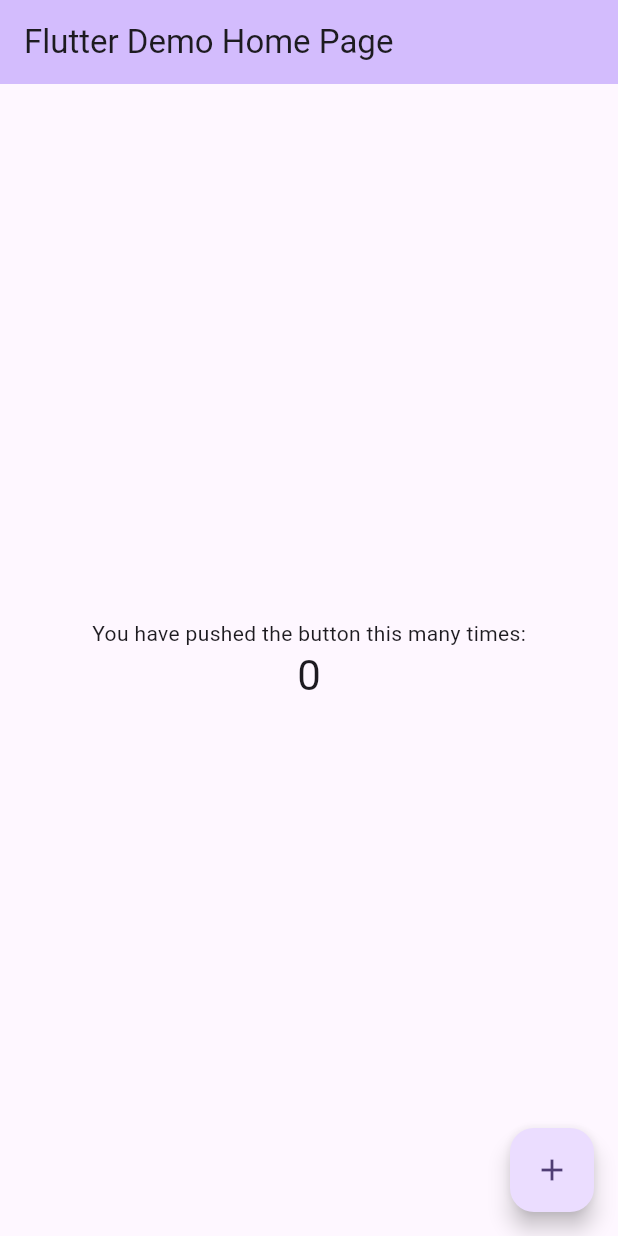
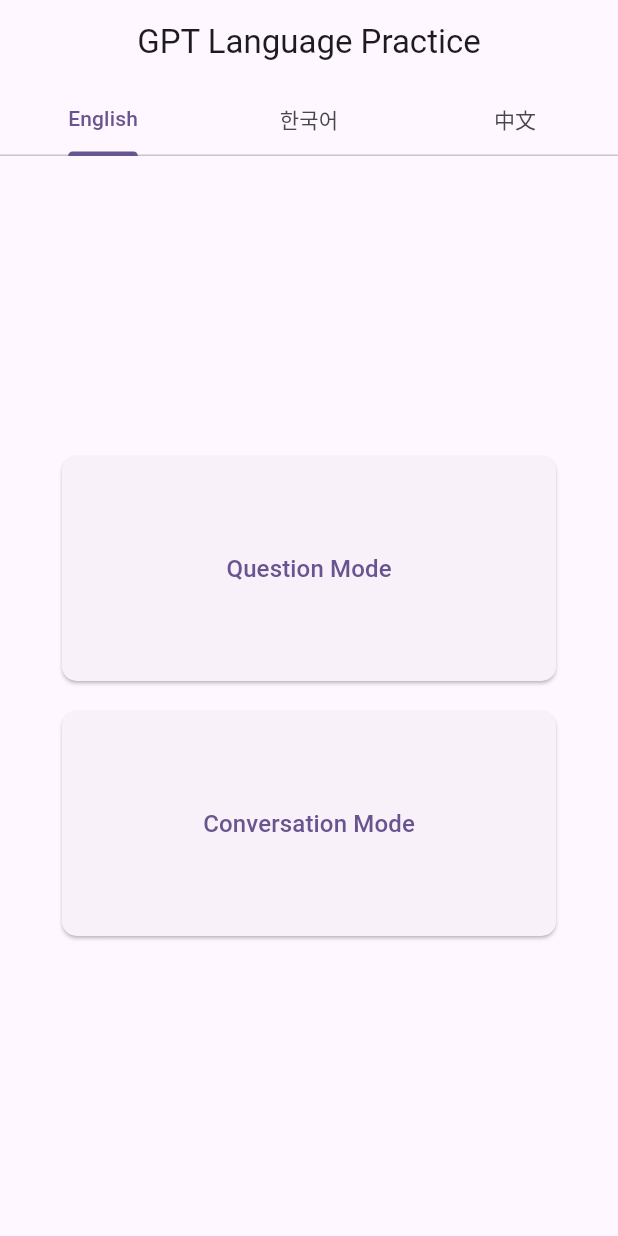
Before and after one commit to martvanburen/aiyu, a Flutter app: the screen it shows after launch, on a phone screen of 412 x 824 dp. Run offline on Flutter 3.47's test engine with Material 2 defaults, Android fonts, the phone set to English and light mode, and no system bars.

Commit message:
Basic app layout.
Added:
- 3 pages: English, Korean, Chinese.
- 2 modes: Question, Conversation.

```diff
--- a/lib/main.dart
+++ b/lib/main.dart
@@ -1,125 +1,189 @@
 import 'package:flutter/material.dart';
 
 void main() {
-  runApp(const MyApp());
+  runApp(const AIYUApp());
 }
 
-class MyApp extends StatelessWidget {
-  const MyApp({super.key});
+class AIYUApp extends StatelessWidget {
+  const AIYUApp({Key? key}) : super(key: key);
 
-  // This widget is the root of your application.
   @override
   Widget build(BuildContext context) {
     return MaterialApp(
-      title: 'Flutter Demo',
+      title: 'AI-YU',
       theme: ThemeData(
-        // This is the theme of your application.
-        //
-        // TRY THIS: Try running your application with "flutter run". You'll see
-        // the application has a blue toolbar. Then, without quitting the app,
-        // try changing the seedColor in the colorScheme below to Colors.green
-        // and then invoke "hot reload" (save your changes or press the "hot
-        // reload" button in a Flutter-supported IDE, or press "r" if you used
-        // the command line to start the app).
-        //
-        // Notice that the counter didn't reset back to zero; the application
-        // state is not lost during the reload. To reset the state, use hot
-        // restart instead.
-        //
-        // This works for code too, not just values: Most code changes can be
-        // tested with just a hot reload.
         colorScheme: ColorScheme.fromSeed(seedColor: Colors.deepPurple),
         useMaterial3: true,
       ),
-      home: const MyHomePage(title: 'Flutter Demo Home Page'),
+      home: const MainScreen(),
     );
   }
 }
 
-class MyHomePage extends StatefulWidget {
-  const MyHomePage({super.key, required this.title});
-
-  // This widget is the home page of your application. It is stateful, meaning
-  // that it has a State object (defined below) that contains fields that affect
-  // how it looks.
-
-  // This class is the configuration for the state. It holds the values (in this
-  // case the title) provided by the parent (in this case the App widget) and
-  // used by the build method of the State. Fields in a Widget subclass are
-  // always marked "final".
-
-  final String title;
+class MainScreen extends StatefulWidget {
+  const MainScreen({Key? key}) : super(key: key);
 
   @override
-  State<MyHomePage> createState() => _MyHomePageState();
+  _MainScreenState createState() => _MainScreenState();
 }
 
-class _MyHomePageState extends State<MyHomePage> {
-  int _counter = 0;
+class _MainScreenState extends State<MainScreen>
+    with SingleTickerProviderStateMixin {
+  late TabController _tabController;
 
-  void _incrementCounter() {
-    setState(() {
-      // This call to setState tells the Flutter framework that something has
-      // changed in this State, which causes it to rerun the build method below
-      // so that the display can reflect the updated values. If we changed
-      // _counter without calling setState(), then the build method would not be
-      // called again, and so nothing would appear to happen.
-      _counter++;
-    });
+  @override
+  void initState() {
+    super.initState();
+    _tabController = TabController(length: 3, vsync: this);
+  }
+
+  @override
+  void dispose() {
+    _tabController.dispose();
+    super.dispose();
   }
 
   @override
   Widget build(BuildContext context) {
-    // This method is rerun every time setState is called, for instance as done
-    // by the _incrementCounter method above.
-    //
-    // The Flutter framework has been optimized to make rerunning build methods
-    // fast, so that you can just rebuild anything that needs updating rather
-    // than having to individually change instances of widgets.
     return Scaffold(
       appBar: AppBar(
-        // TRY THIS: Try changing the color here to a specific color (to
-        // Colors.amber, perhaps?) and trigger a hot reload to see the AppBar
-        // change color while the other colors stay the same.
-        backgroundColor: Theme.of(context).colorScheme.inversePrimary,
-        // Here we take the value from the MyHomePage object that was created by
-        // the App.build method, and use it to set our appbar title.
-        title: Text(widget.title),
-      ),
-      body: Center(
-        // Center is a layout widget. It takes a single child and positions it
-        // in the middle of the parent.
-        child: Column(
-          // Column is also a layout widget. It takes a list of children and
-          // arranges them vertically. By default, it sizes itself to fit its
-          // children horizontally, and tries to be as tall as its parent.
-          //
-          // Column has various properties to control how it sizes itself and
-          // how it positions its children. Here we use mainAxisAlignment to
-          // center the children vertically; the main axis here is the vertical
-          // axis because Columns are vertical (the cross axis would be
-          // horizontal).
-          //
-          // TRY THIS: Invoke "debug painting" (choose the "Toggle Debug Paint"
-          // action in the IDE, or press "p" in the console), to see the
-          // wireframe for each widget.
-          mainAxisAlignment: MainAxisAlignment.center,
-          children: <Widget>[
-            const Text(
-              'You have pushed the button this many times:',
-            ),
-            Text(
-              '$_counter',
-              style: Theme.of(context).textTheme.headlineMedium,
-            ),
+        title: const Text('GPT Language Practice'),
+        titleSpacing: NavigationToolbar.kMiddleSpacing,
+        centerTitle: true,
+        bottom: TabBar(
+          controller: _tabController,
+          tabs: const <Widget>[
+            Tab(text: 'English'),
+            Tab(text: '한국어'),
+            Tab(text: '中文'),
           ],
         ),
       ),
-      floatingActionButton: FloatingActionButton(
-        onPressed: _incrementCounter,
-        tooltip: 'Increment',
-        child: const Icon(Icons.add),
-      ), // This trailing comma makes auto-formatting nicer for build methods.
+      body: TabBarView(
+        controller: _tabController,
+        children: const <Widget>[
+          EnglishPage(),
+          KoreanPage(),
+          ChinesePage(),
+        ],
+      ),
     );
   }
 }
+
+class EnglishPage extends StatelessWidget {
+  const EnglishPage({Key? key}) : super(key: key);
+
+  @override
+  Widget build(BuildContext context) {
+    return const PageWidget(
+        title: "English",
+        questionMode: "Question Mode",
+        conversationMode: "Conversation Mode");
+  }
+}
+
+class KoreanPage extends StatelessWidget {
+  const KoreanPage({Key? key}) : super(key: key);
+
+  @override
+  Widget build(BuildContext context) {
+    return const PageWidget(
+        title: "한국어", questionMode: "질문 모드", conversationMode: "대화 모드");
+  }
+}
+
+class ChinesePage extends StatelessWidget {
+  const ChinesePage({Key? key}) : super(key: key);
+
+  @override
+  Widget build(BuildContext context) {
+    return const PageWidget(
+        title: "中文", questionMode: "问题模式", conversationMode: "对话模式");
+  }
+}
+
+class PageWidget extends StatelessWidget {
+  final String title;
+  final String questionMode;
+  final String conversationMode;
+
+  const PageWidget(
+      {Key? key,
+      required this.title,
+      required this.questionMode,
+      required this.conversationMode})
+      : super(key: key);
+
+  void _navigateToPage(BuildContext context, String mode) {
+    Navigator.push(
+        context, MaterialPageRoute(builder: (context) => ModePage(mode: mode)));
+  }
+
+  @override
+  Widget build(BuildContext context) {
+    return Column(
+      mainAxisAlignment: MainAxisAlignment.center,
+      children: <Widget>[
+        SizedBox(
+          width: MediaQuery.of(context).size.width * 0.8,
+          height: 150.0,
+          child: ElevatedButton(
+            style: ButtonStyle(
+              shape: MaterialStateProperty.all(
+                RoundedRectangleBorder(
+                  borderRadius: BorderRadius.circular(10.0),
+                ),
+              ),
+            ),
+            onPressed: () {
+              _navigateToPage(context, questionMode);
+            },
+            child: Text(questionMode, style: const TextStyle(fontSize: 16)),
+          ),
+        ),
+        const SizedBox(height: 20.0),
+        SizedBox(
+          width: MediaQuery.of(context).size.width * 0.8,
+          height: 150.0,
+          child: ElevatedButton(
+            style: ButtonStyle(
+              shape: MaterialStateProperty.all(
+                RoundedRectangleBorder(
+                  borderRadius: BorderRadius.circular(10.0),
+                ),
+              ),
+            ),
+            onPressed: () {
+              _navigateToPage(context, conversationMode);
+            },
+            child: Text(conversationMode, style: const TextStyle(fontSize: 16)),
+          ),
+        ),
+      ],
+    );
+  }
+}
+
+class ModePage extends StatelessWidget {
+  final String mode;
+
+  const ModePage({Key? key, required this.mode}) : super(key: key);
+
+  @override
+  Widget build(BuildContext context) {
+    return Scaffold(
+      appBar: AppBar(
+        title: Text(mode),
+      ),
+      body: Center(
+        child: ElevatedButton(
+          onPressed: () {
+            Navigator.of(context).pop();
+          },
+          child: const Text('Back'),
+        ),
+      ),
+    );
+  }
+}
```
Also changed, not shown: 3 other files.
